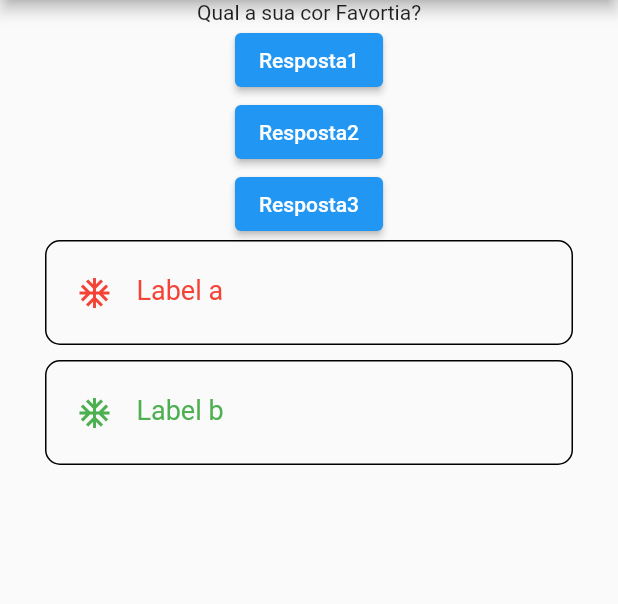
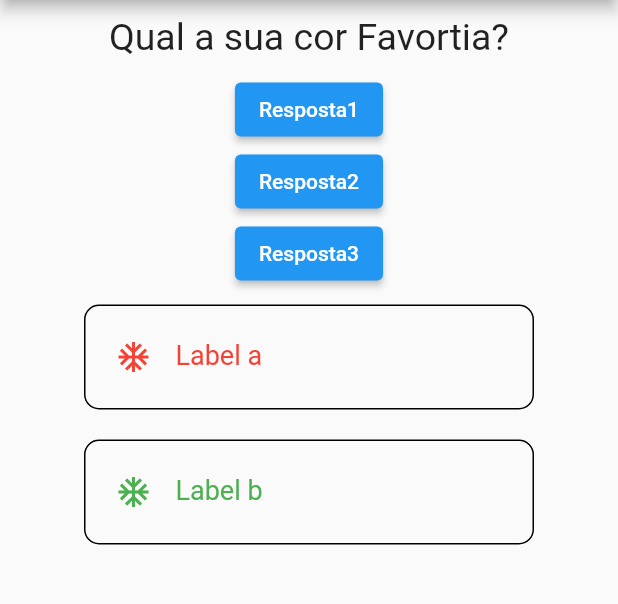
Before and after one commit to PhRezende-eng/Cod3rTest, a Flutter app: the screen it shows after launch, on a phone screen of 412 x 824 dp, the part 84-688 px from its top. Run offline on Flutter 3.47's test engine with Material 2 defaults, Android fonts, the phone set to English and light mode, and no system bars.

Commit message:
-minor fix

```diff
--- a/lib/components/input.dart
+++ b/lib/components/input.dart
@@ -20,6 +20,7 @@ class Input extends StatelessWidget {
   Widget build(BuildContext context) {
     return Container(
       height: 70,
+      width: 300,
       alignment: Alignment.center,
       decoration: BoxDecoration(
         border: Border.all(
@@ -31,7 +32,7 @@ class Input extends StatelessWidget {
         // boxShadow: BoxShadow,
       ),
       padding: EdgeInsets.only(left: 20, right: 60),
-      margin: EdgeInsets.only(left: 30, right: 30),
+      margin: EdgeInsets.only(top: 10, bottom: 10),
       child: TextFormField(
         cursorColor: Colors.black,
         cursorRadius: Radius.circular(10),
--- a/lib/components/question.dart
+++ b/lib/components/question.dart
@@ -9,6 +9,15 @@ class Question extends StatelessWidget {
 
   @override
   Widget build(BuildContext context) {
-    return Text(texto);
+    return Container(
+      margin: EdgeInsets.all(10),
+      child: Text(
+        texto,
+        textAlign: TextAlign.center,
+        style: TextStyle(
+          fontSize: 25,
+        ),
+      ),
+    );
   }
 }
--- a/lib/screens/home_page.dart
+++ b/lib/screens/home_page.dart
@@ -33,8 +33,7 @@ class _HomePageState extends State<HomePage> {
 
   @override
   Widget build(BuildContext context) {
-    return Center(
-      child: Column(
+    return Column(
       children: [
         Question(perguntas[perguntaRespondida]),
         Answer(answer: 'Resposta1', onpressed: responder),
@@ -46,7 +45,10 @@ class _HomePageState extends State<HomePage> {
           coloricon: Colors.red,
           colorlabel: Colors.red,
         ),
-          SizedBox(height: 10),
+        SizedBox(
+          width:
+              double.infinity, //fez com que alinhasse todos os child ao centro
+        ),
         Input(
           label: "Label b",
           hint: "Hint b",
@@ -54,7 +56,6 @@ class _HomePageState extends State<HomePage> {
           colorlabel: Colors.green,
         ),
       ],
-      ),
     );
   }
 }
```
Lines whose indentation alone changed are shown as unchanged.
